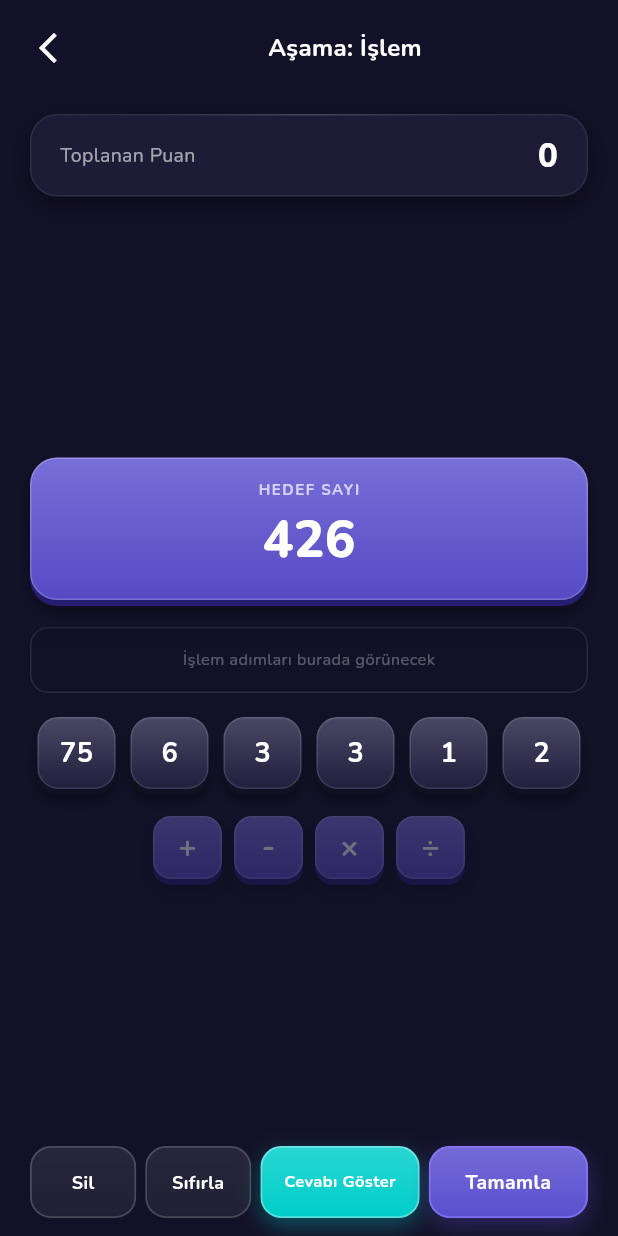
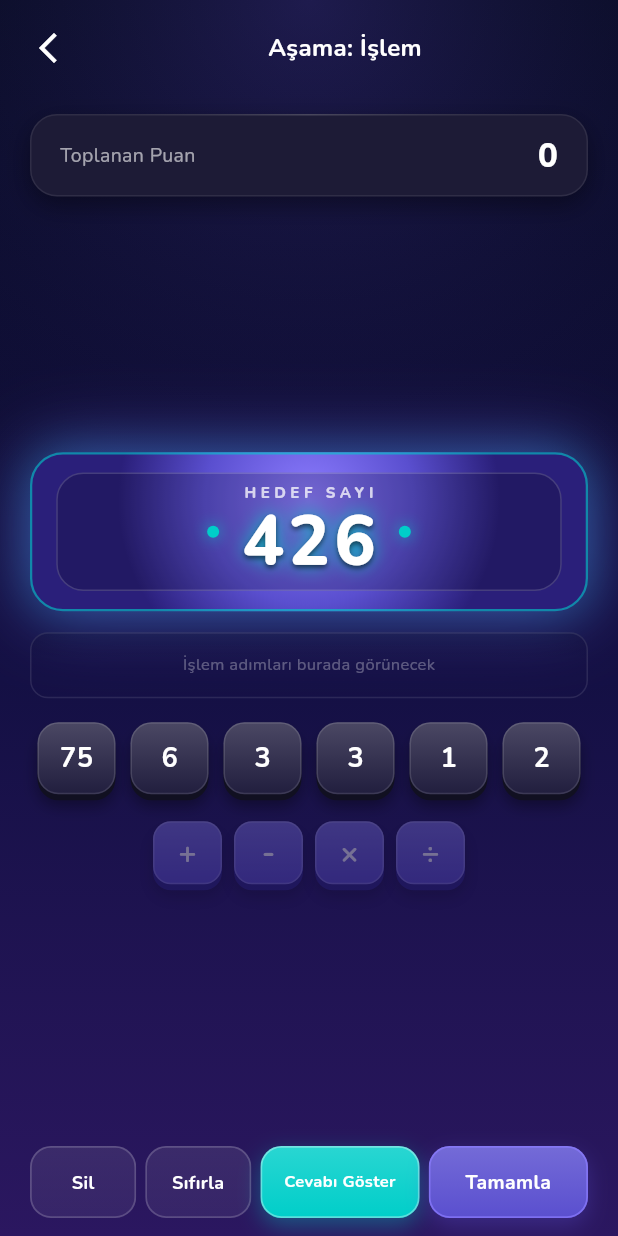
Before and after one commit to Cesurdev58/Say-S-zl-k, a Flutter app: the GameScreen screen opened directly with empty values, on a phone screen of 412 x 824 dp. Run offline on Flutter 3.47's test engine with Material 3 defaults, Android fonts, the phone set to English and light mode, and no system bars; our stand-ins replace audioplayers, cloud_firestore, confetti, firebase_auth, firebase_core, firebase_crashlytics and 4 more; missing offline and left inert: firebase_app_check; accounts and stored records are empty; statements that could not run were skipped.

Commit message:
Faz 4b: atmosferik GameBackground gradyani, TargetCore enerji cekirdegi, ekranlara uygulama
Co-Authored-By: Claude Sonnet 5.5 <noreply@anthropic.com>

```diff
--- a/lib/screens/game_screen.dart
+++ b/lib/screens/game_screen.dart
@@ -25,6 +25,7 @@ import '../widgets/ui/game_dialog.dart';
 import '../widgets/ui/count_up_text.dart';
 import '../widgets/ui/game_hud.dart';
 import '../widgets/ui/motion.dart';
+import '../widgets/game_background.dart';
 
 class GameScreen extends StatefulWidget {
   final bool isTimed;
@@ -681,8 +682,8 @@ class _GameScreenState extends State<GameScreen> with TickerProviderStateMixin {
           if (mounted) navigator.pop();
         }
       },
-      child: Scaffold(
-        backgroundColor: AppColors.background,
+      child: GameBackground(child: Scaffold(
+        backgroundColor: Colors.transparent,
         body: Stack(
           children: [
             SafeArea(
@@ -812,7 +813,7 @@ class _GameScreenState extends State<GameScreen> with TickerProviderStateMixin {
             ),
           ],
         ),
-      ),
+      )),
     );
   }
 
--- a/lib/theme/app_colors.dart
+++ b/lib/theme/app_colors.dart
@@ -30,7 +30,12 @@ abstract final class AppColors {
   static const Color correct = Color(0xFF34D399);
   static const Color wrong = Color(0xFFF87171);
 
-  // Oyun arka plan gradyanı
+  // Atmosferik arka plan: derin gece lacivertinden koyu mora
+  static const Color atmosphereTop = Color(0xFF070B22);
+  static const Color atmosphereMid = Color(0xFF141044);
+  static const Color atmosphereBottom = Color(0xFF2B1760);
+
+  // Eski oyun arka plan gradyanı
   static const Color gradientTop = Color(0xFF0F172A);
   static const Color gradientMid = Color(0xFF1E1B4B);
   static const Color gradientBottom = Color(0xFF312E81);
--- a/lib/widgets/game_background.dart
+++ b/lib/widgets/game_background.dart
@@ -1,26 +1,49 @@
 import 'package:flutter/material.dart';
+
 import '../theme/app_colors.dart';
 
-/// Oyun ekranlarında kullanılan mor-lacivert gradient arka plan.
+/// Atmosferik ekran arka planı: derin gece lacivertinden koyu mora yumuşak
+/// gradyan ve üstte hafif bir ışık hâlesi. Statik katman `RepaintBoundary`
+/// içindedir; üstteki animasyonlar arka planı yeniden çizdirmez.
 class GameBackground extends StatelessWidget {
   const GameBackground({super.key, required this.child});
 
   final Widget child;
 
-  static BoxDecoration get decoration => const BoxDecoration(
-        gradient: LinearGradient(
-          begin: Alignment.topCenter,
-          end: Alignment.bottomCenter,
-          colors: [
-            AppColors.gradientTop,
-            AppColors.gradientMid,
-            AppColors.gradientBottom,
-          ],
-        ),
-      );
+  static const BoxDecoration decoration = BoxDecoration(
+    gradient: LinearGradient(
+      begin: Alignment.topCenter,
+      end: Alignment.bottomCenter,
+      colors: [AppColors.atmosphereTop, AppColors.atmosphereMid, AppColors.atmosphereBottom],
+      stops: [0.0, 0.55, 1.0],
+    ),
+  );
 
   @override
   Widget build(BuildContext context) {
-    return Container(decoration: decoration, child: child);
+    return Stack(
+      fit: StackFit.expand,
+      children: [
+        const RepaintBoundary(
+          child: Stack(
+            fit: StackFit.expand,
+            children: [
+              DecoratedBox(decoration: decoration),
+              // Üstten yumuşak ışık hâlesi
+              DecoratedBox(
+                decoration: BoxDecoration(
+                  gradient: RadialGradient(
+                    center: Alignment(0, -1.0),
+                    radius: 1.1,
+                    colors: [Color(0x337C5CFC), Color(0x00000000)],
+                  ),
+                ),
+              ),
+            ],
+          ),
+        ),
+        child,
+      ],
+    );
   }
 }
--- a/lib/widgets/math_game_board.dart
+++ b/lib/widgets/math_game_board.dart
@@ -3,7 +3,7 @@ import 'package:flutter/material.dart';
 import '../theme/app_colors.dart';
 import '../theme/app_theme.dart';
 import 'ui/animated_slot.dart';
-import 'ui/count_up_text.dart';
+import 'ui/target_core.dart';
 import 'ui/error_shake.dart';
 import 'ui/game_tile.dart';
 import 'ui/motion.dart';
@@ -80,29 +80,7 @@ class MathGameBoard extends StatelessWidget {
 
     return Column(
       children: [
-        SizedBox(
-          width: double.infinity,
-          child: GameTile(
-            color: context.gameColors.target,
-            radius: AppRadius.lg,
-            child: Padding(
-              padding: const EdgeInsets.symmetric(vertical: 14),
-              child: Column(
-                children: [
-                  Text('HEDEF SAYI', style: TextStyle(color: Colors.white.withValues(alpha: 0.7), fontSize: 10, fontWeight: FontWeight.bold, letterSpacing: 1)),
-                  const SizedBox(height: 2),
-                  // Yeni tur: hedef sayı 0'dan hedefe sayarak belirir.
-                  CountUpText(
-                    key: ValueKey('target-$targetNumber'),
-                    value: targetNumber,
-                    fromZero: true,
-                    style: AppText.counter(fontSize: 34, fontWeight: FontWeight.w900),
-                  ),
-                ],
-              ),
-            ),
-          ),
-        ),
+        TargetCore(value: targetNumber),
         const SizedBox(height: 14),
         history,
         const SizedBox(height: 16),
--- /dev/null
+++ b/lib/widgets/ui/target_core.dart
@@ -0,0 +1,97 @@
+import 'package:flutter/material.dart';
+
+import '../../theme/app_colors.dart';
+import '../../theme/app_theme.dart';
+import 'count_up_text.dart';
+
+/// Hedef sayı "skor tabelası / enerji çekirdeği": dış parlama (glow), çift
+/// kenarlık ve iri, tabular rakamlı sayı. Yeni hedefte 0'dan sayarak belirir.
+class TargetCore extends StatelessWidget {
+  const TargetCore({super.key, required this.value, this.numberSize = 46});
+
+  final int value;
+  final double numberSize;
+
+  @override
+  Widget build(BuildContext context) {
+    final BorderRadius br = BorderRadius.circular(AppRadius.xl - 2);
+    return Semantics(
+      label: 'Hedef sayı $value',
+      child: ExcludeSemantics(
+        child: DecoratedBox(
+          decoration: BoxDecoration(
+            borderRadius: br,
+            boxShadow: [
+              BoxShadow(color: AppColors.accent.withValues(alpha: 0.35), blurRadius: 26, spreadRadius: 1),
+              BoxShadow(color: AppColors.primary.withValues(alpha: 0.45), blurRadius: 44, spreadRadius: 2),
+            ],
+          ),
+          child: Container(
+            width: double.infinity,
+            padding: const EdgeInsets.symmetric(vertical: 12, horizontal: 16),
+            decoration: BoxDecoration(
+              borderRadius: br,
+              gradient: const RadialGradient(
+                center: Alignment(0, -0.4),
+                radius: 1.2,
+                colors: [AppColors.primaryBright, AppColors.primaryDeep, Color(0xFF2A1F7A)],
+                stops: [0.0, 0.55, 1.0],
+              ),
+              border: Border.all(color: AppColors.accent.withValues(alpha: 0.6), width: 1.5),
+            ),
+            child: Container(
+              padding: const EdgeInsets.symmetric(vertical: 6, horizontal: 12),
+              decoration: BoxDecoration(
+                borderRadius: BorderRadius.circular(AppRadius.lg),
+                color: Colors.black.withValues(alpha: 0.18),
+                border: Border.all(color: Colors.white.withValues(alpha: 0.16)),
+              ),
+              child: Row(
+                mainAxisAlignment: MainAxisAlignment.center,
+                children: [
+                  _led(),
+                  const SizedBox(width: 14),
+                  Column(
+                    mainAxisSize: MainAxisSize.min,
+                    children: [
+                      Text(
+                        'HEDEF SAYI',
+                        style: TextStyle(color: Colors.white.withValues(alpha: 0.75), fontSize: 10, fontWeight: FontWeight.w800, letterSpacing: 3),
+                      ),
+                      // Yeni tur: hedef sayı 0'dan hedefe sayarak belirir.
+                      CountUpText(
+                        key: ValueKey('target-$value'),
+                        value: value,
+                        fromZero: true,
+                        style: AppText.counter(fontSize: numberSize, fontWeight: FontWeight.w900).copyWith(
+                          letterSpacing: 3,
+                          height: 1.1,
+                          shadows: [
+                            Shadow(color: AppColors.accent.withValues(alpha: 0.9), blurRadius: 16),
+                            const Shadow(color: Colors.black54, blurRadius: 4, offset: Offset(0, 2)),
+                          ],
+                        ),
+                      ),
+                    ],
+                  ),
+                  const SizedBox(width: 14),
+                  _led(),
+                ],
+              ),
+            ),
+          ),
+        ),
+      ),
+    );
+  }
+
+  Widget _led() => Container(
+        width: 8,
+        height: 8,
+        decoration: BoxDecoration(
+          shape: BoxShape.circle,
+          color: AppColors.accent,
+          boxShadow: [BoxShadow(color: AppColors.accent.withValues(alpha: 0.8), blurRadius: 8)],
+        ),
+      );
+}
```
Also changed, not shown: lib/screens/auth_screen.dart (+4 -3 lines), lib/screens/friends_screen.dart (+4 -3 lines), lib/screens/leaderboard_screen.dart (+4 -3 lines), lib/screens/matchmaking_screen.dart (+4 -3 lines), lib/screens/multiplayer_game_screen.dart (+6 -11 lines), lib/screens/private_room_screen.dart (+4 -3 lines), lib/screens/quests_screen.dart (+4 -3 lines), lib/screens/rank_road_screen.dart (+4 -3 lines), lib/screens/solo_mode_select_screen.dart (+4 -3 lines), lib/screens/statistics_screen.dart (+4 -3 lines), lib/screens/store_screen.dart (+4 -3 lines), 1 other file.
